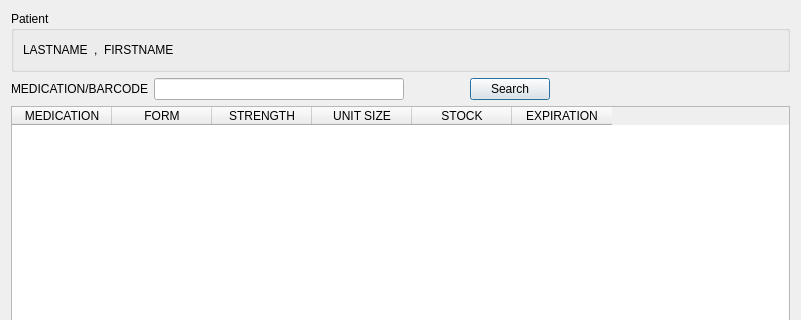
Before: the Qt Designer form mtrack/apw_page00.ui in kyledevans/Medicine-Track, drawn with Qt 5; both pictures show x 0 to 801 and y 0 to 320 of the 801 by 570 pixel window.
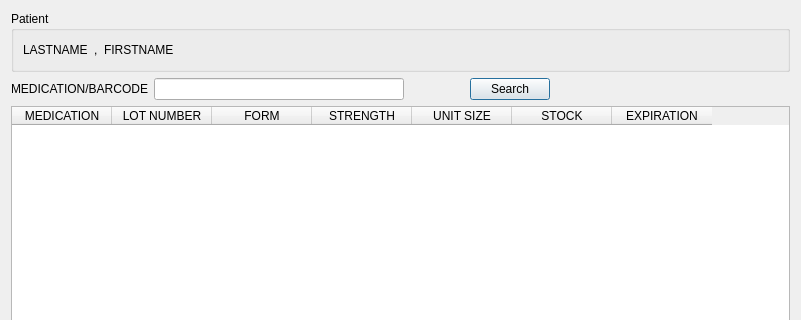
After: the same form once the commit is applied.

Commit message: Removed dose_size.  Tweaked the prescription wiz. 	modified:   mtrack/apw_page00.cpp 	modified:   mtrack/apw_page00.ui 	modified:   mtrack/apw_page01.cpp 	modified:   mtrack/apw_page01.ui 	modified:   mtrack/database_info.txt

Diff of the .ui file:
```diff
--- a/mtrack/apw_page00.ui
+++ b/mtrack/apw_page00.ui
@@ -126,7 +126,7 @@
       <enum>QAbstractItemView::SelectRows</enum>
      </property>
      <property name="columnCount">
-      <number>6</number>
+      <number>7</number>
      </property>
      <attribute name="horizontalHeaderHighlightSections">
       <bool>false</bool>
@@ -139,6 +139,11 @@
        <string>MEDICATION</string>
       </property>
      </column>
+     <column>
+      <property name="text">
+       <string>LOT NUMBER</string>
+      </property>
+     </column>
      <column>
       <property name="text">
        <string>FORM</string>
```
The commit also changes 4 other files.
